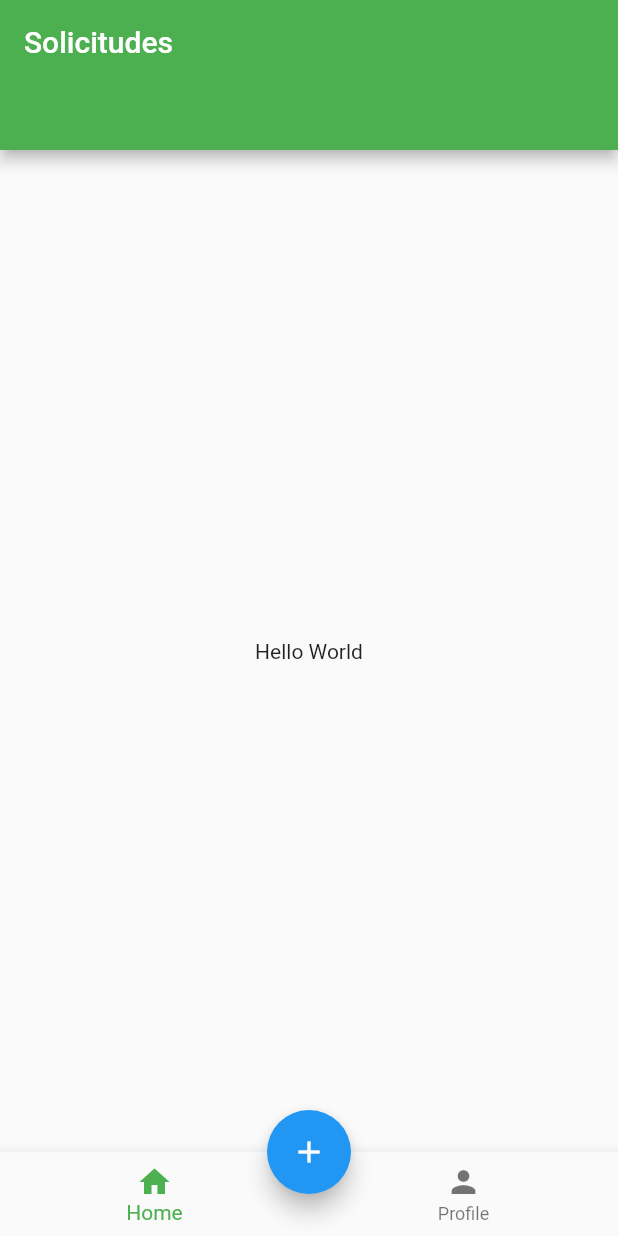
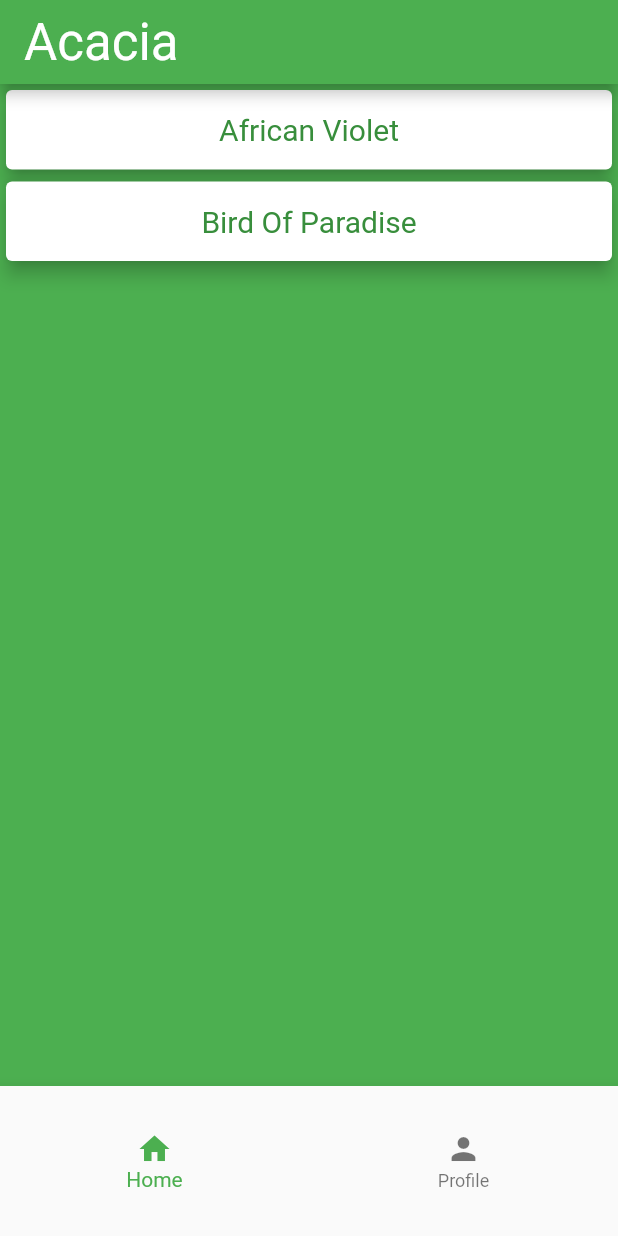
Before and after one commit to marcossevilla/acacia, a Flutter app: the screen it shows after launch, on a phone screen of 412 x 824 dp. Run offline on Flutter 3.47's test engine with Material 2 defaults, Android fonts, the phone set to English and light mode, and no system bars.

Commit message:
a flutter project structure

```diff
--- a/lib/main.dart
+++ b/lib/main.dart
@@ -1,48 +1,37 @@
 import 'package:flutter/material.dart';
 
-void main() => runApp(PlantsApp());
+import 'src/utils/acacia.dart';
+import 'src/utils/theme.dart';
+import 'src/utils/routes.dart';
 
-class PlantsApp extends StatelessWidget {
+/*
+  * Creo que todos sabemos qué es un main ¯\_(ツ)_/¯
+
+  * runApp es un método que como tal ejecuta el
+  * widget que se le mande, en este caso,
+  * un MaterialApp
+*/
+void main() => runApp(Acacia());
+
+class Acacia extends StatelessWidget {
   @override
   Widget build(BuildContext context) {
+    /*
+      MaterialApp es el widget padre que
+      contiene todos los demás widgets,
+      tiene el estilo de Android(Material)
+
+      Si se quisiera usar el estilo de iOS
+      tendría que usarse una CupertinoApp
+    */
+
     return MaterialApp(
-      title: 'Material App',
+      title: appName,
+      theme: theme,
+      initialRoute: initialRoute,
+      routes: routes,
+      // esto quita la cinta que dice debug
       debugShowCheckedModeBanner: false,
-      theme: ThemeData(
-        primarySwatch: Colors.green,
-        primaryColor: Colors.green,
-      ),
-      home: Scaffold(
-        appBar: PreferredSize(
-          preferredSize: Size.fromHeight(100.0),
-          child: AppBar(
-            title: Text('Solicitudes'),
-          ),
-        ),
-        body: Center(
-          child: Container(
-            child: Text('Hello World'),
-          ),
-        ),
-        bottomNavigationBar: BottomNavigationBar(
-          items: [
-            BottomNavigationBarItem(
-              icon: Icon(Icons.home),
-              title: Text('Home'),
-            ),
-            BottomNavigationBarItem(
-              icon: Icon(Icons.person),
-              title: Text('Profile'),
-            ),
-          ],
-        ),
-        floatingActionButton: FloatingActionButton(
-          child: Icon(Icons.add),
-          backgroundColor: Theme.of(context).primaryColor,
-          onPressed: () {},
-        ),
-        floatingActionButtonLocation: FloatingActionButtonLocation.centerDocked,
-      ),
     );
   }
 }
--- /dev/null
+++ b/lib/src/models/plant.dart
@@ -0,0 +1,12 @@
+/*
+  Este modelo es sólo un ejemplo para mostrar
+  una lista de las solicitudes, pueden cambiarlo
+  si quieren
+*/
+
+class Plant {
+  String name;
+
+  // un pinche constructor
+  Plant(this.name);
+}
--- /dev/null
+++ b/lib/src/pages/home_page.dart
@@ -0,0 +1,93 @@
+import 'package:flutter/material.dart';
+
+import '../utils/acacia.dart';
+import '../widgets/requests.dart';
+
+/*
+ *  Bienvenidos a su primer StatefulWidget :D
+ *
+ *  Estos se separan en dos partes:
+ *  - Widget/Clase
+ *  - State/Estado
+ *
+ *  En la clase se declara todo lo que sea
+ *  atributo/propiedad estático de este widget,
+ *  por ejemplo el routeName
+ *
+ *  En el estado van las propiedades cambiantes
+ *  o dinámicas del widget
+*/
+class HomePage extends StatefulWidget {
+  /*
+    * Al hacer una app basada en rutas,
+    * se debe establecer en una variable
+    * el nombre de cada ruta como una
+    * constante y ya que es parte de una
+    * clase, es estática
+  */
+  static const String routeName = 'home';
+
+  @override
+  _HomePageState createState() => _HomePageState();
+}
+
+class _HomePageState extends State<HomePage> {
+  /*
+    las variables de estado se colocan
+    fuera de los métodos
+  */
+
+  int currentIndex = 0; // para controlar en qué pestaña está
+
+  @override
+  Widget build(BuildContext context) {
+    return Scaffold(
+      backgroundColor: Theme.of(context).primaryColor,
+      appBar: AppBar(
+        title: Text(
+          appName,
+          style: Theme.of(context).textTheme.display1,
+        ),
+      ),
+      // * bienvenidos a su primer widget customizado :D
+      body: Requests(),
+      bottomNavigationBar: BigBottomNavBar(
+        currentIndex: currentIndex,
+        onTap: (index) => setState(() => currentIndex = index),
+      ),
+    );
+  }
+}
+
+class BigBottomNavBar extends StatelessWidget {
+  const BigBottomNavBar({
+    Key key,
+    @required this.currentIndex,
+    this.onTap,
+  }) : super(key: key);
+
+  final int currentIndex;
+  final Function onTap;
+
+  @override
+  Widget build(BuildContext context) {
+    return SizedBox(
+      height: 100.0,
+      child: BottomNavigationBar(
+        currentIndex: currentIndex,
+        // se cambia/actualiza el index actual
+        onTap: onTap,
+        items: <BottomNavigationBarItem>[
+          BottomNavigationBarItem(
+            icon: Icon(Icons.home),
+            title: Text('Home'),
+          ),
+          BottomNavigationBarItem(
+            icon: Icon(Icons.person),
+            title: Text('Profile'),
+          ),
+        ],
+      ),
+    );
+  }
+}
--- /dev/null
+++ b/lib/src/utils/acacia.dart
@@ -0,0 +1,11 @@
+/*
+
+  * Aquí va toda la info relacionada al app
+
+  - Recursos usados en la app para evitar 'hardcodear'
+  - Don't Repeat Yourself, guarden los valores en variables
+
+*/
+
+// si es un valor que no va a cambiar en compilación, usen const
+const String appName = 'Acacia';
--- /dev/null
+++ b/lib/src/utils/routes.dart
@@ -0,0 +1,28 @@
+import 'package:flutter/material.dart';
+
+import '../pages/home_page.dart';
+
+// * initialRoute == primera pantalla que se verá
+const String initialRoute = HomePage.routeName;
+
+/*
+ * Acá se crea un mapa que contiene el constructor
+ * de rutas para la app
+ *
+ * El key es la propiedad routeName de cada página
+ * y el value es un método WidgetBuilder que toma
+ * como argumento un BuildContext para retornar
+ * un widget de la página a la que pertenezca esa
+ * ruta
+ *
+ * Si crean una nueva página, agréguenla como ruta
+ * usando esa misma sintaxis:
+ *
+ * <Página>.routeName: (BuildContext context) => <Página>(),
+ *
+ * Las comas formatean, no las olviden :)
+*/
+
+Map<String, WidgetBuilder> routes = {
+  HomePage.routeName: (BuildContext context) => HomePage(),
+};
--- /dev/null
+++ b/lib/src/utils/theme.dart
@@ -0,0 +1,31 @@
+/*
+
+  * Aquí va todo lo relacionado al tema/estilo del app
+
+  - Colores a usar
+  - Fuente a usar
+
+*/
+
+import 'package:flutter/material.dart';
+
+/*
+  * ThemeData es la clase donde está contenida
+  * toda la info del tema
+*/
+
+ThemeData theme = ThemeData(
+  /*
+   *  primarySwatch crea toda la paleta de colores
+   *  en base al color que se le asigne.
+   *
+   *  En este caso vamos a tener una paleta usando
+   *  el color verde en distintas tonalidades
+   */
+  primarySwatch: Colors.green,
+  textTheme: textTheme,
+);
+
+TextTheme textTheme = TextTheme(
+  display1: TextStyle(color: Colors.white),
+);
--- /dev/null
+++ b/lib/src/widgets/cool_card.dart
@@ -0,0 +1,31 @@
+import 'package:flutter/material.dart';
+
+class CoolCard extends StatelessWidget {
+  final String title;
+
+  const CoolCard({
+    Key key,
+    this.title,
+  }) : super(key: key);
+
+  @override
+  Widget build(BuildContext context) {
+    return Card(
+      elevation: 5.0,
+      color: Colors.white,
+      child: Padding(
+        padding: EdgeInsets.all(15.0),
+        child: Center(
+          child: Text(
+            title,
+            textAlign: TextAlign.center,
+            style: TextStyle(
+              color: Theme.of(context).primaryColorDark,
+              fontSize: 20.0,
+            ),
+          ),
+        ),
+      ),
+    );
+  }
+}
--- /dev/null
+++ b/lib/src/widgets/requests.dart
@@ -0,0 +1,20 @@
+import 'package:flutter/material.dart';
+import 'package:plants_app/src/models/plant.dart';
+import 'package:plants_app/src/widgets/cool_card.dart';
+
+class Requests extends StatelessWidget {
+  final List<Plant> requests = [
+    Plant('African Violet'),
+    Plant('Bird Of Paradise'),
+  ];
+
+  @override
+  Widget build(BuildContext context) {
+    return ListView.builder(
+      itemCount: requests.length,
+      itemBuilder: (context, i) => CoolCard(
+        title: requests[i].name,
+      ),
+    );
+  }
+}
```
Also changed, not shown: 1 other file.
